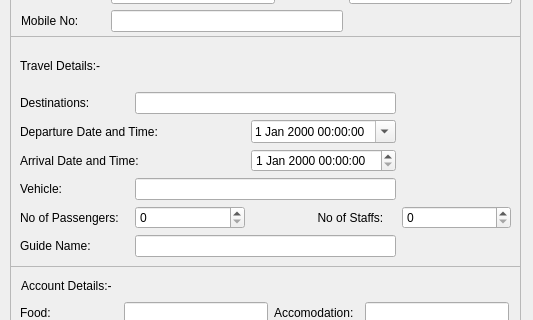
First picture: the form in src/newquotationdialogue.ui, repository jayadevenair/accounting-made-easy, before the edit; both pictures show x 0 to 533 and y 204 to 524 of the 533 by 679 pixel window.
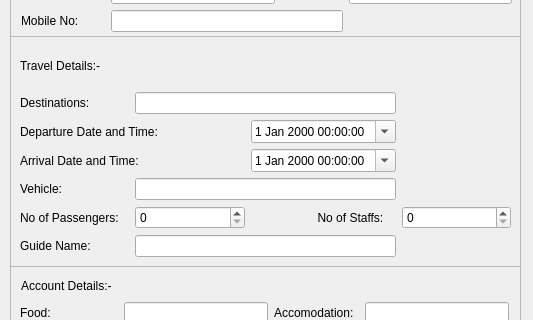
Second picture: the form after the edit.

Commit message: Db operation for expense/return summary fix bug in total retrun calculation while form submission

```diff
--- a/src/newquotationdialogue.ui
+++ b/src/newquotationdialogue.ui
@@ -220,7 +220,11 @@
       </widget>
      </item>
      <item row="3" column="2">
-      <widget class="QDateTimeEdit" name="dateTimeEditArrival"/>
+      <widget class="QDateTimeEdit" name="dateTimeEditArrival">
+       <property name="calendarPopup">
+        <bool>true</bool>
+       </property>
+      </widget>
      </item>
      <item row="4" column="0">
       <widget class="QLabel" name="labelVehicle">
```
The commit also changes 6 other files.
